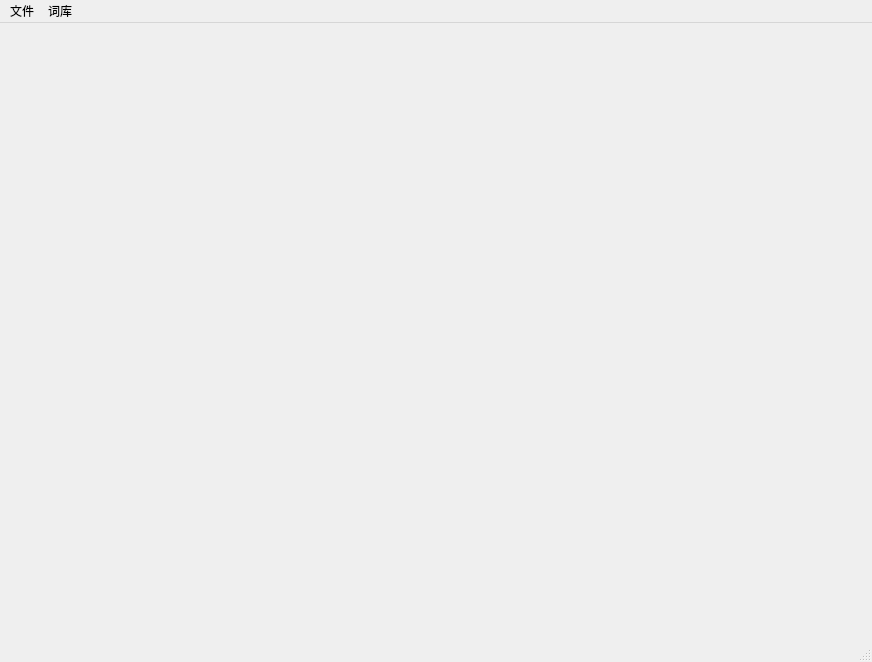
Carlos-yyt/vocabularyTools, file src/mainwindow.ui: the form before one commit.
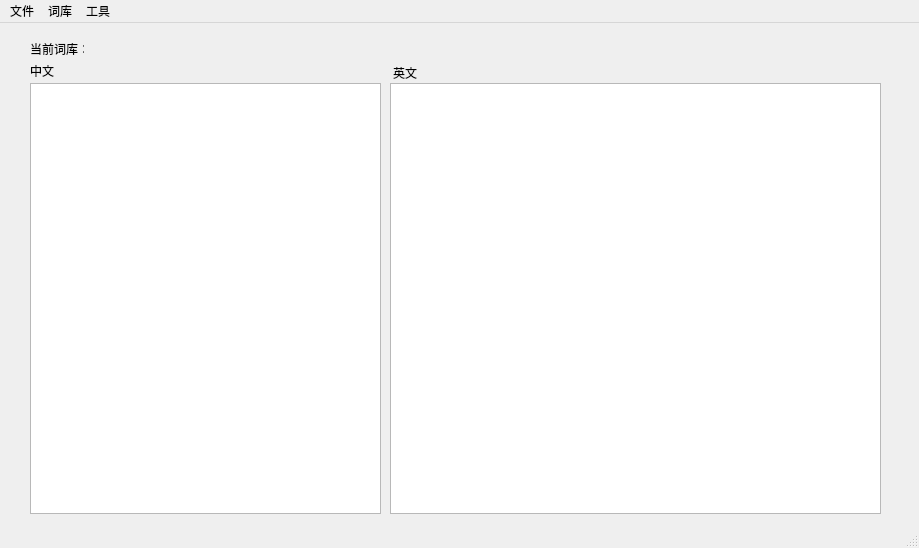
The form after the commit.

Commit message:
完成界面雏形
未完成业务代码和ui的连接。

Patch:
```diff
--- a/src/mainwindow.ui
+++ b/src/mainwindow.ui
@@ -6,39 +6,133 @@
    <rect>
     <x>0</x>
     <y>0</y>
-    <width>872</width>
-    <height>662</height>
+    <width>919</width>
+    <height>548</height>
    </rect>
   </property>
   <property name="windowTitle">
    <string>MainWindow</string>
   </property>
-  <widget class="QWidget" name="centralwidget"/>
+  <widget class="QWidget" name="centralwidget">
+   <widget class="QStackedWidget" name="stackedWidget">
+    <property name="geometry">
+     <rect>
+      <x>10</x>
+      <y>10</y>
+      <width>891</width>
+      <height>481</height>
+     </rect>
+    </property>
+    <widget class="QWidget" name="page_translatePassage">
+     <widget class="QLabel" name="label">
+      <property name="geometry">
+       <rect>
+        <x>20</x>
+        <y>10</y>
+        <width>54</width>
+        <height>12</height>
+       </rect>
+      </property>
+      <property name="text">
+       <string>当前词库：</string>
+      </property>
+     </widget>
+     <widget class="QLabel" name="label_cur_database">
+      <property name="geometry">
+       <rect>
+        <x>80</x>
+        <y>10</y>
+        <width>441</width>
+        <height>16</height>
+       </rect>
+      </property>
+      <property name="text">
+       <string/>
+      </property>
+     </widget>
+     <widget class="QPlainTextEdit" name="plainTextEdit_input">
+      <property name="geometry">
+       <rect>
+        <x>20</x>
+        <y>50</y>
+        <width>351</width>
+        <height>431</height>
+       </rect>
+      </property>
+     </widget>
+     <widget class="QTextBrowser" name="textBrowser_output">
+      <property name="geometry">
+       <rect>
+        <x>380</x>
+        <y>50</y>
+        <width>491</width>
+        <height>431</height>
+       </rect>
+      </property>
+     </widget>
+     <widget class="QLabel" name="label_2">
+      <property name="geometry">
+       <rect>
+        <x>20</x>
+        <y>30</y>
+        <width>31</width>
+        <height>16</height>
+       </rect>
+      </property>
+      <property name="text">
+       <string>中文</string>
+      </property>
+     </widget>
+     <widget class="QLabel" name="label_3">
+      <property name="geometry">
+       <rect>
+        <x>383</x>
+        <y>30</y>
+        <width>51</width>
+        <height>20</height>
+       </rect>
+      </property>
+      <property name="text">
+       <string>英文</string>
+      </property>
+     </widget>
+    </widget>
+    <widget class="QWidget" name="page_2"/>
+   </widget>
+  </widget>
   <widget class="QMenuBar" name="menubar">
    <property name="geometry">
     <rect>
      <x>0</x>
      <y>0</y>
-     <width>872</width>
+     <width>919</width>
      <height>23</height>
     </rect>
    </property>
-   <widget class="QMenu" name="menu">
+   <widget class="QMenu" name="menu_file">
     <property name="title">
      <string>文件</string>
     </property>
     <addaction name="action_5"/>
     <addaction name="action_6"/>
    </widget>
-   <widget class="QMenu" name="menu_3">
+   <widget class="QMenu" name="menu_database">
     <property name="title">
      <string>词库</string>
     </property>
     <addaction name="action_3"/>
     <addaction name="action_7"/>
    </widget>
-   <addaction name="menu"/>
-   <addaction name="menu_3"/>
+   <widget class="QMenu" name="menu_tools">
+    <property name="title">
+     <string>工具</string>
+    </property>
+    <addaction name="action_tag_Text"/>
+    <addaction name="action_word_list"/>
+   </widget>
+   <addaction name="menu_file"/>
+   <addaction name="menu_database"/>
+   <addaction name="menu_tools"/>
   </widget>
   <widget class="QStatusBar" name="statusbar"/>
   <action name="action_2">
```
Left out of the diff: 48 changed lines with no effect on the pictures. The commit also changes 2 other files.
